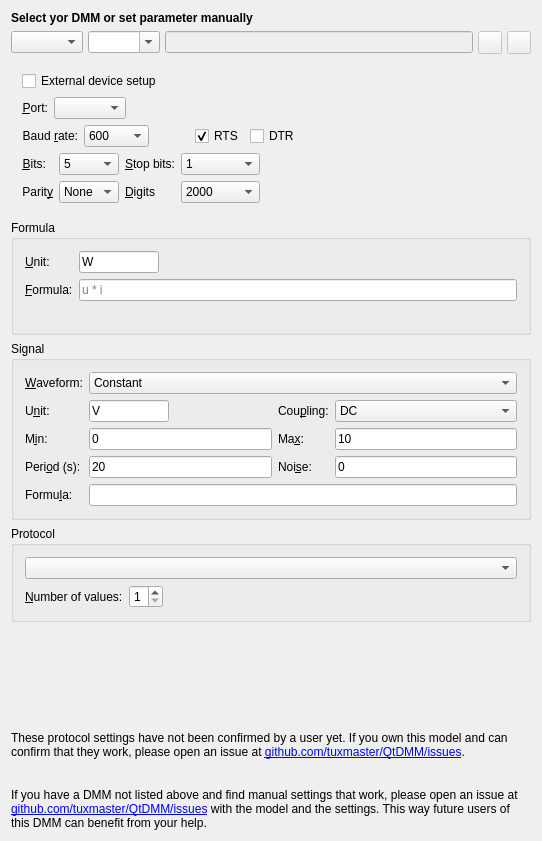
First picture: the form in src/ui/uidmmprefs.ui, repository tuxmaster/QtDMM, before the edit.
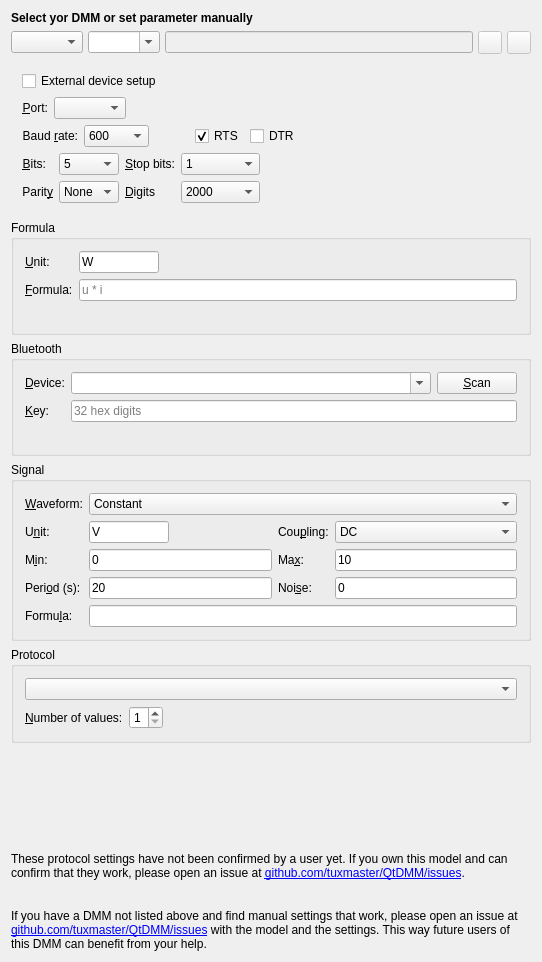
Second picture: the form after the edit. Icons and pictures are not drawn. Custom widgets are drawn as their Qt base class.

Commit message: Bluetooth LE: Victron SmartShunt and MPPT over Instant Readout broadcasts

```diff
--- a/src/ui/uidmmprefs.ui
+++ b/src/ui/uidmmprefs.ui
@@ -632,6 +632,78 @@
      </layout>
     </widget>
    </item>
+   <item>
+    <widget class="QGroupBox" name="ui_bleGroup">
+     <property name="title">
+      <string>Bluetooth</string>
+     </property>
+     <layout class="QGridLayout" name="gridLayout_ble">
+      <item row="0" column="0">
+       <widget class="QLabel" name="ui_bleAddressLabel">
+        <property name="text">
+         <string>&amp;Device:</string>
+        </property>
+        <property name="buddy">
+         <cstring>ui_bleAddress</cstring>
+        </property>
+       </widget>
+      </item>
+      <item row="0" column="1">
+       <widget class="QComboBox" name="ui_bleAddress">
+        <property name="whatsThis">
+         <string>The Bluetooth address of the Victron device, as VictronConnect shows it under Product info, Instant readout via Bluetooth. Scan lists the Victron devices in range.</string>
+        </property>
+        <property name="editable">
+         <bool>true</bool>
+        </property>
+        <property name="sizePolicy">
+         <sizepolicy hsizetype="Expanding" vsizetype="Fixed">
+          <horstretch>0</horstretch>
+          <verstretch>0</verstretch>
+         </sizepolicy>
+        </property>
+       </widget>
+      </item>
+      <item row="0" column="2">
+       <widget class="QPushButton" name="ui_bleScan">
+        <property name="text">
+         <string>&amp;Scan</string>
+        </property>
+       </widget>
+      </item>
+      <item row="1" column="0">
+       <widget class="QLabel" name="ui_bleKeyLabel">
+        <property name="text">
+         <string>&amp;Key:</string>
+        </property>
+        <property name="buddy">
+         <cstring>ui_bleKey</cstring>
+        </property>
+       </widget>
+      </item>
+      <item row="1" column="1" colspan="2">
+       <widget class="QLineEdit" name="ui_bleKey">
+        <property name="whatsThis">
+         <string>The 32-digit encryption key of the device: VictronConnect, Product info, Instant readout via Bluetooth, Encryption data.</string>
+        </property>
+        <property name="placeholderText">
+         <string notr="true">32 hex digits</string>
+        </property>
+       </widget>
+      </item>
+      <item row="2" column="1" colspan="2">
+       <widget class="QLabel" name="ui_bleHint">
+        <property name="text">
+         <string notr="true"/>
+        </property>
+        <property name="wordWrap">
+         <bool>true</bool>
+        </property>
+       </widget>
+      </item>
+     </layout>
+    </widget>
+   </item>
    <item>
     <widget class="QGroupBox" name="ui_virtualGroup">
      <property name="title">
```
The commit also changes 43 other files.
